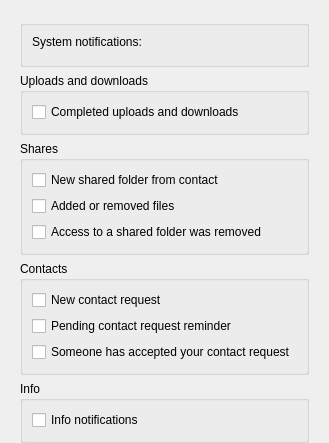
First picture: the form in src/MEGASync/gui/linux/NotificationsSettings.ui, repository meganz/MEGAsync, before the edit.
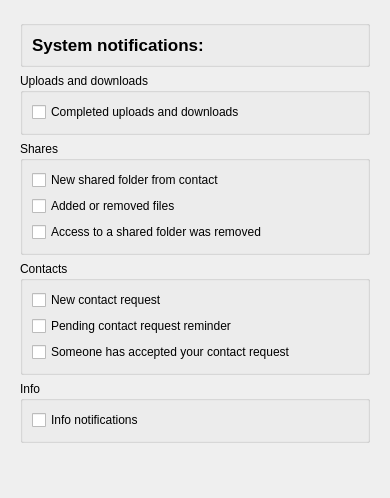
Second picture: the form after the edit. Custom widgets are drawn as their Qt base class.

The edit to the form file:
```diff
--- a/src/MEGASync/gui/linux/NotificationsSettings.ui
+++ b/src/MEGASync/gui/linux/NotificationsSettings.ui
@@ -6,8 +6,8 @@
    <rect>
     <x>0</x>
     <y>0</y>
-    <width>264</width>
-    <height>432</height>
+    <width>390</width>
+    <height>498</height>
    </rect>
   </property>
   <property name="windowTitle">
@@ -31,20 +31,43 @@
      <property name="title">
       <string/>
      </property>
-     <layout class="QVBoxLayout" name="GeneralSwitchLayout">
+     <layout class="QVBoxLayout" name="verticalLayout_7">
+      <item>
+       <layout class="QHBoxLayout" name="horizontalLayout">
       <item>
        <widget class="QLabel" name="GeneralSwithState">
+          <property name="font">
+           <font>
+            <pointsize>13</pointsize>
+            <bold>true</bold>
+           </font>
+          </property>
         <property name="text">
          <string>System notifications:</string>
         </property>
        </widget>
       </item>
+        <item>
+         <spacer name="horizontalSpacer">
+          <property name="orientation">
+           <enum>Qt::Horizontal</enum>
+          </property>
+          <property name="sizeHint" stdset="0">
+           <size>
+            <width>40</width>
+            <height>20</height>
+           </size>
+          </property>
+         </spacer>
+        </item>
       <item>
        <widget class="SwitchButton" name="GeneralSwitch" native="true">
         <property name="NotificationType" stdset="0">
          <UInt>0</UInt>
         </property>
        </widget>
+        </item>
+       </layout>
       </item>
      </layout>
     </widget>
```
Lines whose indentation alone changed are shown as unchanged.
